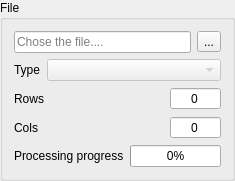
This is widgets/filewidget.ui in gurmaaan/ParamsViewer as Qt 5 draws it before an edit. The edited form follows.
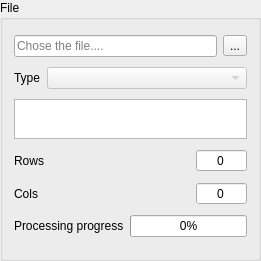
This is the edited form.

```diff
--- a/widgets/filewidget.ui
+++ b/widgets/filewidget.ui
@@ -9,8 +9,8 @@
    <rect>
     <x>0</x>
     <y>0</y>
-    <width>232</width>
-    <height>177</height>
+    <width>261</width>
+    <height>261</height>
    </rect>
   </property>
   <property name="sizePolicy">
@@ -21,8 +21,8 @@
   </property>
   <property name="maximumSize">
    <size>
-    <width>240</width>
-    <height>180</height>
+    <width>261</width>
+    <height>261</height>
    </size>
   </property>
   <property name="windowTitle">
@@ -92,6 +92,31 @@
      </item>
     </layout>
    </item>
+   <item>
+    <widget class="QPlainTextEdit" name="firstColOfFirstRowEdit">
+     <property name="maximumSize">
+      <size>
+       <width>16777215</width>
+       <height>40</height>
+      </size>
+     </property>
+     <property name="statusTip">
+      <string>First column of first row</string>
+     </property>
+     <property name="whatsThis">
+      <string>First column of first row</string>
+     </property>
+     <property name="documentTitle">
+      <string/>
+     </property>
+     <property name="readOnly">
+      <bool>true</bool>
+     </property>
+     <property name="plainText">
+      <string/>
+     </property>
+    </widget>
+   </item>
    <item>
     <layout class="QHBoxLayout" name="sizeHRowsLayout">
      <item>
```
